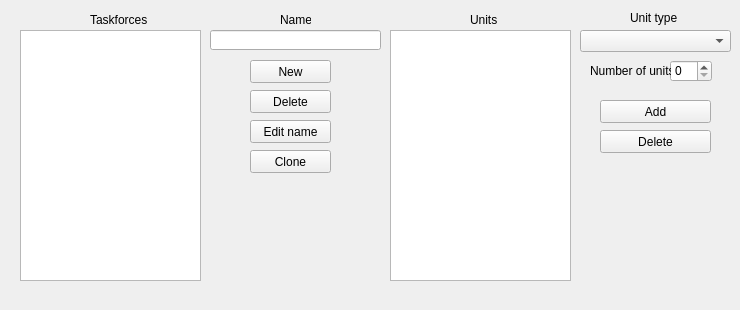
First picture: the form in src/taskforcesection.ui, repository PTapioK/TSWaveMaker, before the edit.
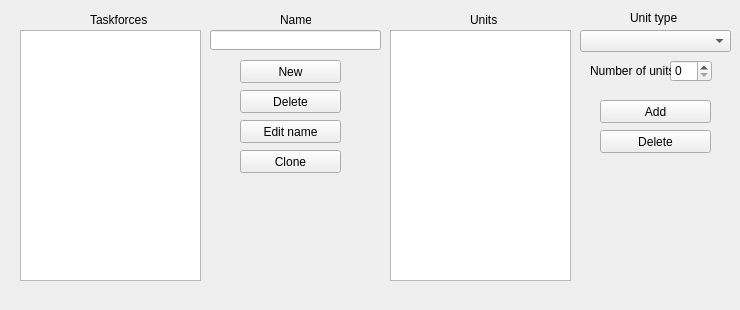
Second picture: the form after the edit.

Commit message: Minor GUI improvements. Fixed bug that made script line loading work incorrectly.

```diff
--- a/src/taskforcesection.ui
+++ b/src/taskforcesection.ui
@@ -70,9 +70,9 @@
    <widget class="QPushButton" name="NewTaskforce">
     <property name="geometry">
      <rect>
-      <x>250</x>
+      <x>240</x>
       <y>60</y>
-      <width>81</width>
+      <width>101</width>
       <height>23</height>
      </rect>
     </property>
@@ -83,9 +83,9 @@
    <widget class="QPushButton" name="DeleteTaskforce">
     <property name="geometry">
      <rect>
-      <x>250</x>
+      <x>240</x>
       <y>90</y>
-      <width>81</width>
+      <width>101</width>
       <height>23</height>
      </rect>
     </property>
@@ -191,9 +191,9 @@
    <widget class="QPushButton" name="cloneTaskforce">
     <property name="geometry">
      <rect>
-      <x>250</x>
+      <x>240</x>
       <y>150</y>
-      <width>81</width>
+      <width>101</width>
       <height>23</height>
      </rect>
     </property>
@@ -204,9 +204,9 @@
    <widget class="QPushButton" name="editTaskforceName">
     <property name="geometry">
      <rect>
-      <x>250</x>
+      <x>240</x>
       <y>120</y>
-      <width>81</width>
+      <width>101</width>
       <height>23</height>
      </rect>
     </property>
```
The commit also changes 3 other files.
